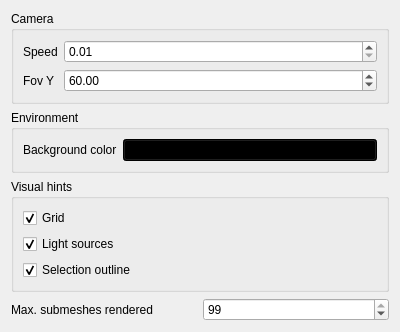
Old version of the form Project2/ui/miscsettingswidget.ui in the repository jesusdz/AGP.
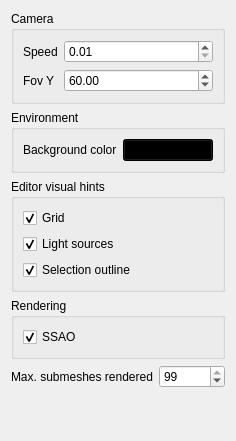
New version of the form.

Patch:
```diff
--- a/Project2/ui/miscsettingswidget.ui
+++ b/Project2/ui/miscsettingswidget.ui
@@ -6,8 +6,8 @@
    <rect>
     <x>0</x>
     <y>0</y>
-    <width>400</width>
-    <height>300</height>
+    <width>236</width>
+    <height>441</height>
    </rect>
   </property>
   <property name="windowTitle">
@@ -86,7 +86,7 @@
    <item>
     <widget class="QGroupBox" name="groupBox_3">
      <property name="title">
-      <string>Visual hints</string>
+      <string>Editor visual hints</string>
      </property>
      <layout class="QFormLayout" name="formLayout_3">
       <item row="1" column="0">
@@ -122,6 +122,25 @@
      </layout>
     </widget>
    </item>
+   <item>
+    <widget class="QGroupBox" name="groupBox_4">
+     <property name="title">
+      <string>Rendering</string>
+     </property>
+     <layout class="QVBoxLayout" name="verticalLayout_2">
+      <item>
+       <widget class="QCheckBox" name="checkBoxSSAO">
+        <property name="text">
+         <string>SSAO</string>
+        </property>
+        <property name="checked">
+         <bool>true</bool>
+        </property>
+       </widget>
+      </item>
+     </layout>
+    </widget>
+   </item>
    <item>
     <layout class="QHBoxLayout" name="horizontalLayout">
      <item>
```
